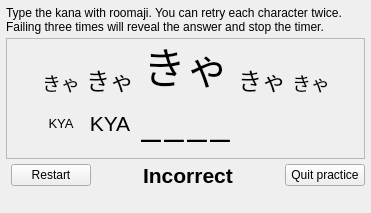
Above: kanareadingpracticeform.ui from z1dev/zkanji before the change. Below: the same form after it.
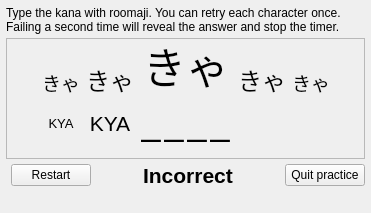
That is the form after the change.

Commit message: Finished kana reading practice.

```diff
--- a/kanareadingpracticeform.ui
+++ b/kanareadingpracticeform.ui
@@ -33,7 +33,7 @@
     <item>
      <widget class="QLabel" name="label_6">
       <property name="text">
-       <string>Type the kana with roomaji. You can retry each character twice. Failing three times will reveal the answer and stop the timer.</string>
+       <string>Type the kana with roomaji. You can retry each character once. Failing a second time will reveal the answer and stop the timer.</string>
       </property>
       <property name="wordWrap">
        <bool>true</bool>
```
The commit also changes 1 other file.
